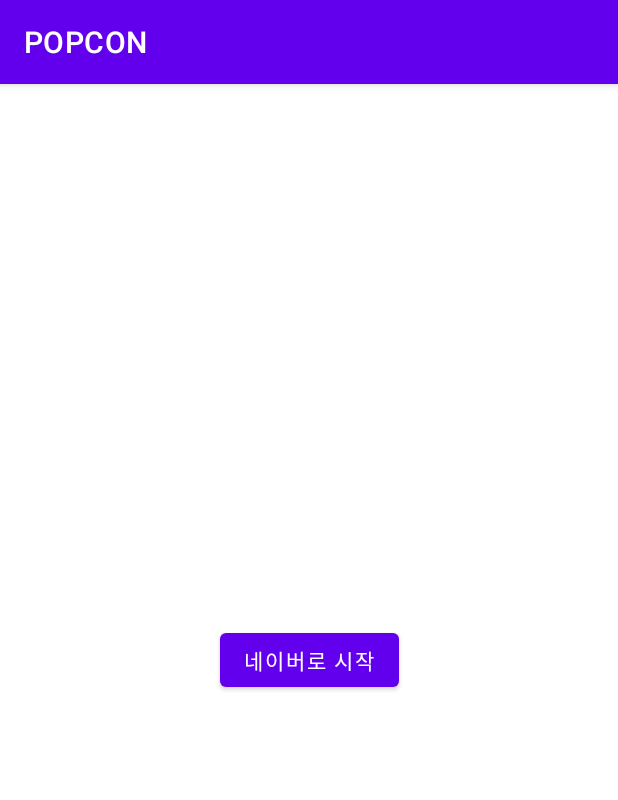
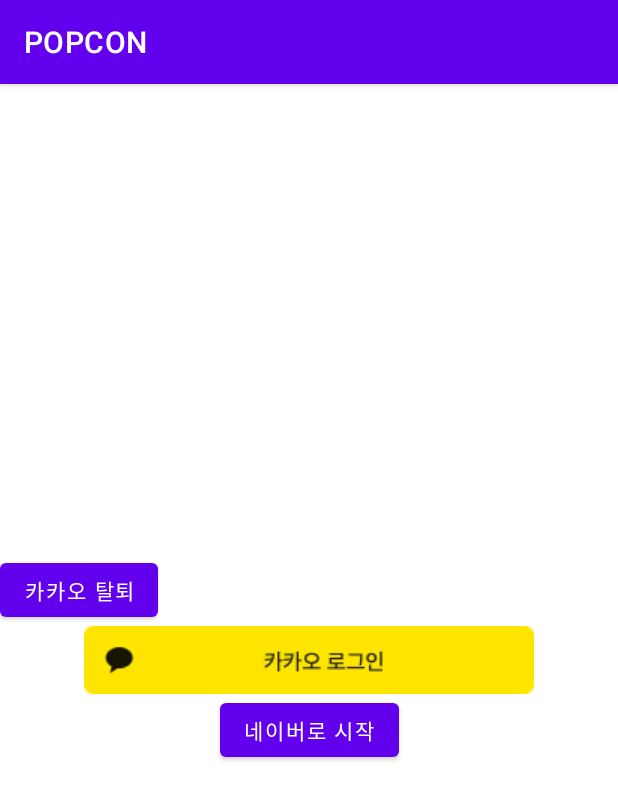
Before and after one commit to bo-gyeong/POPCON, an Android app: the AddFragment screen opened through its navigation route, on a phone screen of 412 x 824 dp. Shown: the top 800 px of the screen. Run offline under Robolectric (Android 15) with nearby library versions, the phone set to English and light mode, and no system bars; our stand-ins replace navigation-ui; libraries missing offline, so code that uses them is left out: com.kakao.sdk, com.navercorp.nid; 2 statements that could not run were skipped.

Commit message:
@jjjjyj4870 카카오로그인

```diff
--- a/android/POPCON/app/build.gradle
+++ b/android/POPCON/app/build.gradle
@@ -20,6 +20,8 @@
         versionName "1.0"
         buildConfigField "String", "naverClientID", properties["naver_client_id"]
         buildConfigField "String", "naverClientSecret", properties["naver_client_secret"]
+        buildConfigField "String", "KAKAO_API_KEY", properties['kakao_api_key']
+        manifestPlaceholders["KAKAO_API_KEY"] = "kakao_api_key"
         testInstrumentationRunner "androidx.test.runner.AndroidJUnitRunner"
     }
 
@@ -55,6 +57,9 @@
     testImplementation 'junit:junit:4.13.2'
     androidTestImplementation 'androidx.test.ext:junit:1.1.3'
     androidTestImplementation 'androidx.test.espresso:espresso-core:3.4.0'
+
+    // Kakao Login
+    implementation 'com.kakao.sdk:v2-user:2.10.0'
 
     //Naver Login
     implementation 'com.navercorp.nid:oauth:5.1.0'
--- a/android/POPCON/app/src/main/AndroidManifest.xml
+++ b/android/POPCON/app/src/main/AndroidManifest.xml
@@ -21,8 +21,10 @@
             android:exported="true">
             <intent-filter>
                 <action android:name="android.intent.action.MAIN" />
+                <category android:name="android.intent.category.LAUNCHER" />
 
-                <category android:name="android.intent.category.LAUNCHER" />
+                <data android:host="oauth"
+                    android:scheme="kakao${KAKAO_API_KEY}"/>
             </intent-filter>
 
             <meta-data
--- a/android/POPCON/app/src/main/java/com/ssafy/popcon/ui/NaverLoginFragment.kt
+++ b/android/POPCON/app/src/main/java/com/ssafy/popcon/ui/NaverLoginFragment.kt
@@ -6,6 +6,11 @@
 import android.view.View
 import android.view.ViewGroup
 import androidx.fragment.app.Fragment
+import com.kakao.sdk.auth.model.OAuthToken
+import com.kakao.sdk.common.KakaoSdk
+import com.kakao.sdk.common.model.ClientError
+import com.kakao.sdk.common.model.ClientErrorCause
+import com.kakao.sdk.user.UserApiClient
 import com.navercorp.nid.NaverIdLoginSDK
 import com.navercorp.nid.oauth.NidOAuthLogin
 import com.navercorp.nid.oauth.OAuthLoginCallback
@@ -15,8 +20,12 @@
 import com.ssafy.popcon.ui.common.MainActivity
 import com.ssafy.popcon.databinding.FragmentLoginBinding
 
+private const val TAG = "NaverLoginFragment_싸피"
 class NaverLoginFragment : Fragment() {
     private lateinit var binding: FragmentLoginBinding
+
+    lateinit var kakaoCallback: (OAuthToken?, Throwable?) -> Unit
+    lateinit var mainActivity:MainActivity
     private var email: String = ""
 
     override fun onCreateView(
@@ -30,15 +39,100 @@
 
     override fun onResume() {
         super.onResume()
-        val mainActivity = activity as MainActivity
         mainActivity.hideBottomNav(true)
     }
 
     override fun onViewCreated(view: View, savedInstanceState: Bundle?) {
         super.onViewCreated(view, savedInstanceState)
 
-        Log.d("TAG", "onViewCreated: ")
+        Log.d(TAG, "onViewCreated: ")
+        init()
+
         binding.run {
+            kakaoLogin()
+            naverLogin()
+        }
+
+        binding.btnKakaoWithdraw.setOnClickListener {
+            kakaoWithdraw()
+        }
+    }
+
+    private fun init(){
+        mainActivity = activity as MainActivity
+
+        kakaoLoginState()
+    }
+
+    private fun kakaoLoginState(){
+        KakaoSdk.init(mainActivity, BuildConfig.KAKAO_API_KEY)
+
+        //AccessTokenInfo(id=2617671289(고정 uid), expiresIn=43129, appId=849689, expiresInMillis=43129279)
+        UserApiClient.instance.accessTokenInfo{ tokenInfo, error ->
+            if (error != null){
+                // 동의화면에서 동의 누르기 전에 뜸
+                Log.d(TAG, "init_error: ${error}")
+                if(tokenInfo == null){
+                    // 디비에 값 저장
+                }
+            } else if (tokenInfo != null){
+                Log.d(TAG, "init_tokenInfo: ${tokenInfo}")
+                // 로그인 되어있는 상태(로그인 화면 보여줄 필요 없음)
+            }
+        }
+    }
+
+    private fun kakaoLogin(){
+        binding.btnKakaoLogin.setOnClickListener {
+            kakaoCallback = { tokenInfo, error ->
+                if (error != null){
+                    Log.e(TAG, "kakaoLogin_error: ${error}", )
+                } else if (tokenInfo != null){
+                    Log.d(TAG, "kakaoLogin_tokenInfo: ${tokenInfo}")
+                    // 로그인 되어있는 상태
+                }
+            }
+
+            if (UserApiClient.instance.isKakaoTalkLoginAvailable(mainActivity)){
+                // 앱 이용 동의 화면 출력
+                UserApiClient.instance.loginWithKakaoTalk(mainActivity){ token, error ->
+                    if (error != null){
+                        Log.e(TAG, "kakaoLogin: ${error}")
+                        // 사용자가 취소했을 경우
+                        if (error is ClientError && error.reason == ClientErrorCause.Cancelled){
+                            return@loginWithKakaoTalk
+                        } else{
+                            // 카카오 계정으로 로그인
+                            UserApiClient.instance.loginWithKakaoAccount(mainActivity, callback = kakaoCallback)
+                        }
+                    } else if (token != null){
+                        // 로그인 성공
+                        UserApiClient.instance.accessTokenInfo{ tokenInfo, error ->
+                            UserApiClient.instance.me { user, error ->
+                                Log.d(TAG, "kakaoLogin: ${user?.kakaoAccount?.email}")
+                            }
+                        }
+                    }
+                }
+            } else{
+                // 카카오 계정으로 로그인
+                UserApiClient.instance.loginWithKakaoAccount(mainActivity, callback = kakaoCallback)
+            }
+        }
+    }
+
+    fun kakaoWithdraw(){
+        UserApiClient.instance.unlink { error ->
+            if (error != null) {
+                Log.e(TAG, "연결 끊기 실패", error)
+            }
+            else {
+                Log.i(TAG, "연결 끊기 성공. SDK에서 토큰 삭제 됨")
+            }
+        }
+    }
+
+    private fun naverLogin() {
         binding.btnNaverLogin.setOnClickListener {
             val oAuthLoginCallback = object : OAuthLoginCallback {
                 override fun onSuccess() {
@@ -80,7 +174,6 @@
             NaverIdLoginSDK.authenticate(requireContext(), oAuthLoginCallback)
         }
     }
-    }
 
     override fun onDestroy() {
         super.onDestroy()
--- a/android/POPCON/app/src/main/res/layout/fragment_login.xml
+++ b/android/POPCON/app/src/main/res/layout/fragment_login.xml
@@ -6,13 +6,30 @@
     android:layout_height="match_parent">
 
     <Button
-        android:id="@+id/btn_naver_login"
+        android:id="@+id/btn_kakao_withdraw"
         android:layout_width="wrap_content"
         android:layout_height="wrap_content"
-        android:text="네이버로 시작"
+        android:text="카카오 탈퇴"
+        app:layout_constraintLeft_toLeftOf="parent"
+        app:layout_constraintBottom_toTopOf="@+id/btn_kakao_login"/>
+
+    <ImageButton
+        android:id="@+id/btn_kakao_login"
+        android:layout_width="wrap_content"
+        android:layout_height="wrap_content"
+        android:background="@drawable/kakao_login_medium_wide"
         app:layout_constraintBottom_toBottomOf="parent"
         app:layout_constraintEnd_toEndOf="parent"
         app:layout_constraintStart_toStartOf="parent"
         app:layout_constraintTop_toTopOf="parent" />
 
+    <Button
+        android:id="@+id/btn_naver_login"
+        android:layout_width="wrap_content"
+        android:layout_height="wrap_content"
+        android:text="네이버로 시작"
+        app:layout_constraintTop_toBottomOf="@+id/btn_kakao_login"
+        app:layout_constraintEnd_toEndOf="parent"
+        app:layout_constraintStart_toStartOf="parent"/>
+
 </androidx.constraintlayout.widget.ConstraintLayout>
--- a/android/POPCON/settings.gradle
+++ b/android/POPCON/settings.gradle
@@ -10,6 +10,8 @@
     repositories {
         google()
         mavenCentral()
+
+        maven {url 'https://devrepo.kakao.com/nexus/content/groups/public/'}
     }
 }
 rootProject.name = "POPCON"
```
Also changed, not shown: android/POPCON/app/src/main/res/drawable-v24/kakao_login_medium_wide.png (added). Lines whose indentation alone changed are shown as unchanged.
